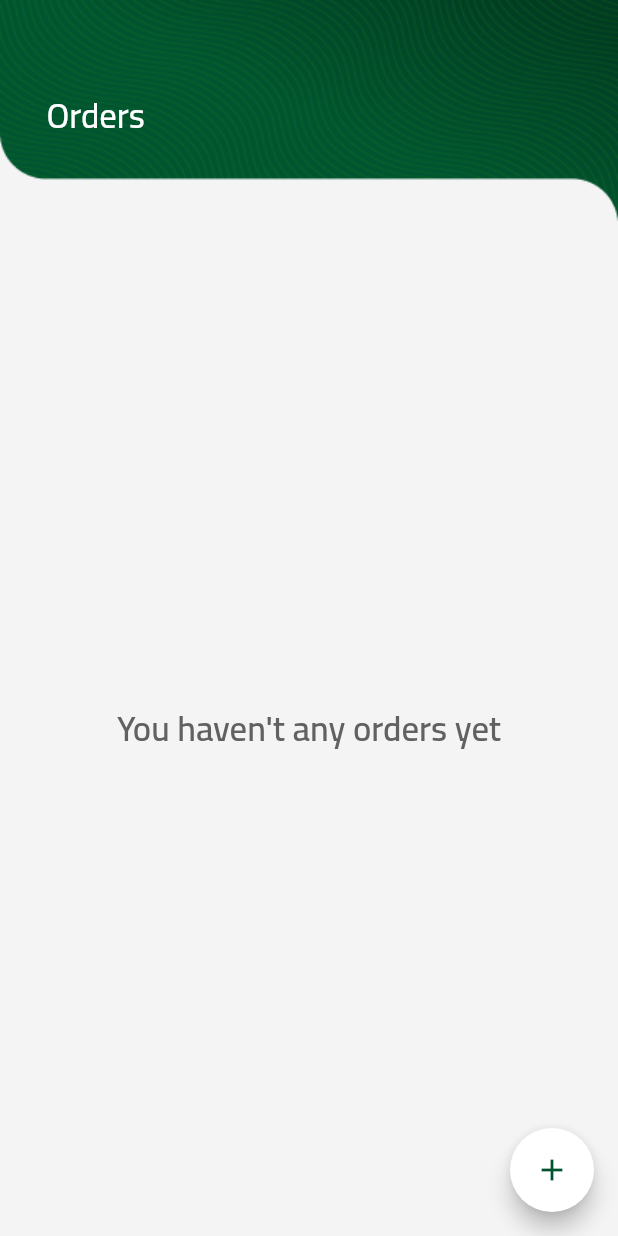
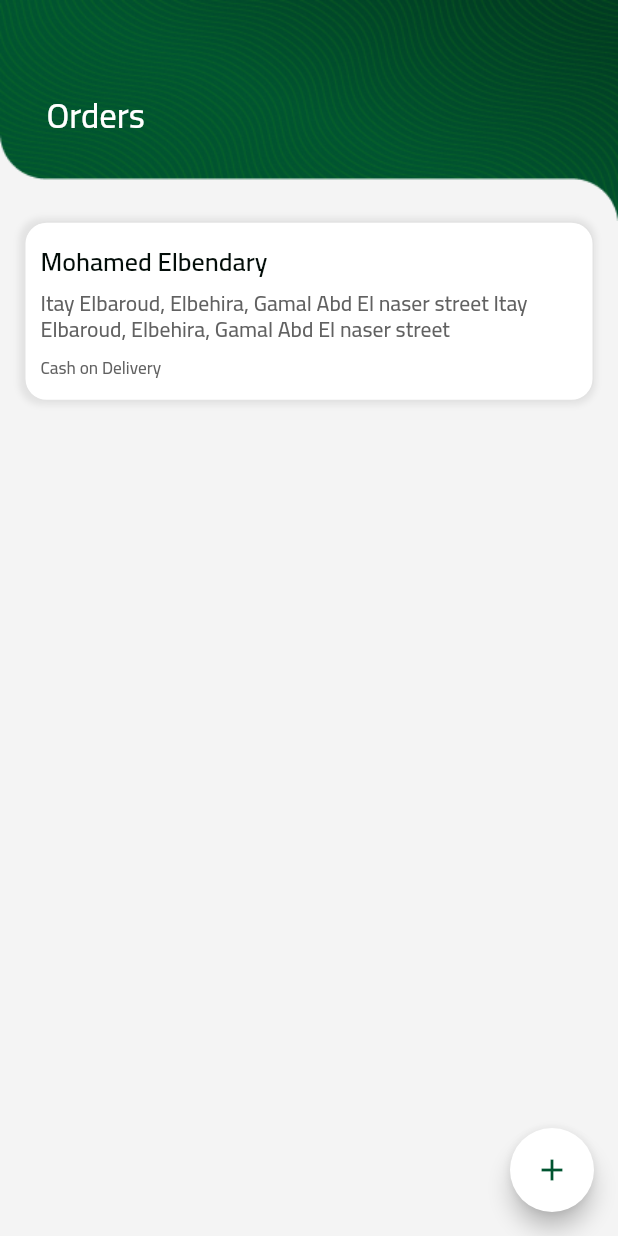
Before and after one commit to mohamedelbendary228/multi-step-order-creation, a Flutter app: the screen it shows after launch, on a phone screen of 412 x 824 dp. Run offline on Flutter 3.47's test engine with Material 3 defaults, Android fonts, the light colour scheme and no system bars; our stand-ins replace country_picker, dartz, dropdown_button2, equatable, flutter_bloc, flutter_credit_card and 5 more.

Commit message:
Implement order card ui

```diff
--- a/lib/core/resources/app_assets.dart
+++ b/lib/core/resources/app_assets.dart
@@ -11,4 +11,5 @@ class AppAssets {
   static const String payLater = "${_kImages}pay-later.png";
   static const String mastercard = "${_kImages}mastercard.png";
   static const String cardBg = "${_kImages}card_bg.png";
+  static const String successIcon = "${_kImages}success_icon.svg";
 }
--- a/lib/features/home/presentation/pages/home_page.dart
+++ b/lib/features/home/presentation/pages/home_page.dart
@@ -1,6 +1,6 @@
 import 'package:baridx_order_creation/core/resources/app_colors.dart';
-import 'package:baridx_order_creation/core/widgets/app_deafult_text.dart';
 import 'package:baridx_order_creation/core/widgets/app_headr.dart';
+import 'package:baridx_order_creation/features/home/presentation/widgets/order_card_widget.dart';
 import 'package:baridx_order_creation/routes/routes.dart';
 import 'package:flutter/material.dart';
 import 'package:go_router/go_router.dart';
@@ -23,19 +23,26 @@ class HomePage extends StatelessWidget {
       ),
       body: const Column(
         children: [
-          AppHeader(text: "Orders"),
+          const AppHeader(text: "Orders"),
           Expanded(
-            child: Column(
-              mainAxisAlignment: MainAxisAlignment.center,
-              children: [
-                Center(
-                  child: AppDefaultText(
-                    "You haven't any orders yet",
-                    fontWeight: FontWeight.w600,
-                    color: AppColors.naturalDarkGray,
+            child: Padding(
+              padding: const EdgeInsets.symmetric(horizontal: 16.0),
+              child: Column(
+                children: [
+                  OrderCardWidget(
+                    customerName: 'Mohamed Elbendary',
+                    address: 'Itay Elbaroud, Elbehira, Gamal Abd El naser street',
+                    paymentMethod: "Cash on Delivery",
                   ),
-                )
-              ],
+                  // Center(
+                  //   child: AppDefaultText(
+                  //     "You haven't any orders yet",
+                  //     fontWeight: FontWeight.w600,
+                  //     color: AppColors.naturalDarkGray,
+                  //   ),
+                  // )
+                ],
+              ),
             ),
           ),
         ],
--- /dev/null
+++ b/lib/features/home/presentation/widgets/order_card_widget.dart
@@ -0,0 +1,61 @@
+import 'package:baridx_order_creation/core/resources/app_colors.dart';
+import 'package:baridx_order_creation/core/widgets/app_deafult_text.dart';
+import 'package:flutter/material.dart';
+
+class OrderCardWidget extends StatelessWidget {
+  final String customerName;
+  final String address;
+  final String paymentMethod;
+  const OrderCardWidget({
+    super.key,
+    required this.customerName,
+    required this.address,
+    required this.paymentMethod,
+  });
+
+  @override
+  Widget build(BuildContext context) {
+    return Container(
+      padding: const EdgeInsets.symmetric(vertical: 10, horizontal: 10),
+      margin: const EdgeInsets.only(bottom: 15),
+      decoration: BoxDecoration(
+        color: Colors.white,
+        borderRadius: const BorderRadius.all(Radius.circular(15)),
+        border: Border.all(color: AppColors.naturalGray),
+        boxShadow: const [
+          BoxShadow(
+            color: AppColors.naturalGray,
+            blurRadius: 3.0,
+            spreadRadius: 2.0,
+            offset: Offset(-1, 0),
+          )
+        ],
+      ),
+      child: const Column(
+        crossAxisAlignment: CrossAxisAlignment.start,
+        children: [
+          AppDefaultText(
+            "Mohamed Elbendary",
+            fontSize: 12,
+            fontWeight: FontWeight.w600,
+          ),
+          SizedBox(height: 5),
+          AppDefaultText(
+            "Itay Elbaroud, Elbehira, Gamal Abd El naser street Itay Elbaroud, Elbehira, Gamal Abd El naser street",
+            fontSize: 10,
+            fontWeight: FontWeight.w500,
+            color: AppColors.naturalDarkGray,
+            height: 1.2,
+          ),
+          SizedBox(height: 5),
+          AppDefaultText(
+            "Cash on Delivery",
+            fontSize: 8,
+            fontWeight: FontWeight.w500,
+            color: AppColors.naturalDarkGray,
+          ),
+        ],
+      ),
+    );
+  }
+}
--- a/lib/features/order_steps_flow/presentation/pages/review_order_page.dart
+++ b/lib/features/order_steps_flow/presentation/pages/review_order_page.dart
@@ -3,8 +3,10 @@ import 'package:baridx_order_creation/core/widgets/app_headr.dart';
 import 'package:baridx_order_creation/core/widgets/main_button.dart';
 import 'package:baridx_order_creation/features/order_steps_flow/presentation/cubit/order_steps_cubit.dart';
 import 'package:baridx_order_creation/features/order_steps_flow/presentation/widgets/review_item.dart';
+import 'package:baridx_order_creation/routes/routes.dart';
 import 'package:flutter/material.dart';
 import 'package:flutter_bloc/flutter_bloc.dart';
+import 'package:go_router/go_router.dart';
 
 class ReviewOrderPage extends StatelessWidget {
   const ReviewOrderPage({super.key});
@@ -59,7 +61,9 @@ class ReviewOrderPage extends StatelessWidget {
             padding: const EdgeInsets.symmetric(horizontal: 16.0),
             child: MainButton(
               text: "Checkout",
-              onTap: () {},
+              onTap: () async {
+                context.go(Routes.success);
+              },
             ),
           ),
           const SizedBox(height: Dimensions.padding35Px),
--- a/lib/routes/router.dart
+++ b/lib/routes/router.dart
@@ -3,6 +3,7 @@ import 'package:baridx_order_creation/features/home/presentation/pages/home_page
 import 'package:baridx_order_creation/features/order_steps_flow/presentation/pages/package_details_page.dart';
 import 'package:baridx_order_creation/features/order_steps_flow/presentation/pages/payment_page.dart';
 import 'package:baridx_order_creation/features/order_steps_flow/presentation/pages/review_order_page.dart';
+import 'package:baridx_order_creation/features/order_steps_flow/presentation/pages/success_page.dart';
 import 'package:baridx_order_creation/routes/routes.dart';
 import 'package:go_router/go_router.dart';
 
@@ -29,5 +30,9 @@ final GoRouter router = GoRouter(
       path: Routes.reviewOrder,
       builder: (context, state) => const ReviewOrderPage(),
     ),
+    GoRoute(
+      path: Routes.success,
+      builder: (context, state) => const SuccessPage(),
+    ),
   ],
 );
--- a/lib/routes/routes.dart
+++ b/lib/routes/routes.dart
@@ -4,4 +4,5 @@ class Routes {
   static const String packageDetails = "/package_details";
   static const String payment = "/payment";
   static const String reviewOrder = "/review_order";
+  static const String success = "/success";
 }
--- a/pubspec.yaml
+++ b/pubspec.yaml
@@ -27,6 +27,7 @@ dependencies:
   fluttertoast: ^8.2.12
   flutter_credit_card: ^4.1.0
   equatable: ^2.0.7
+  flutter_svg: ^2.0.11
 
 
 
```
Also changed, not shown: lib/features/order_steps_flow/presentation/pages/success_page.dart (added, +50 -0 lines), assets/images/success_icon.svg (added), pubspec.lock.
